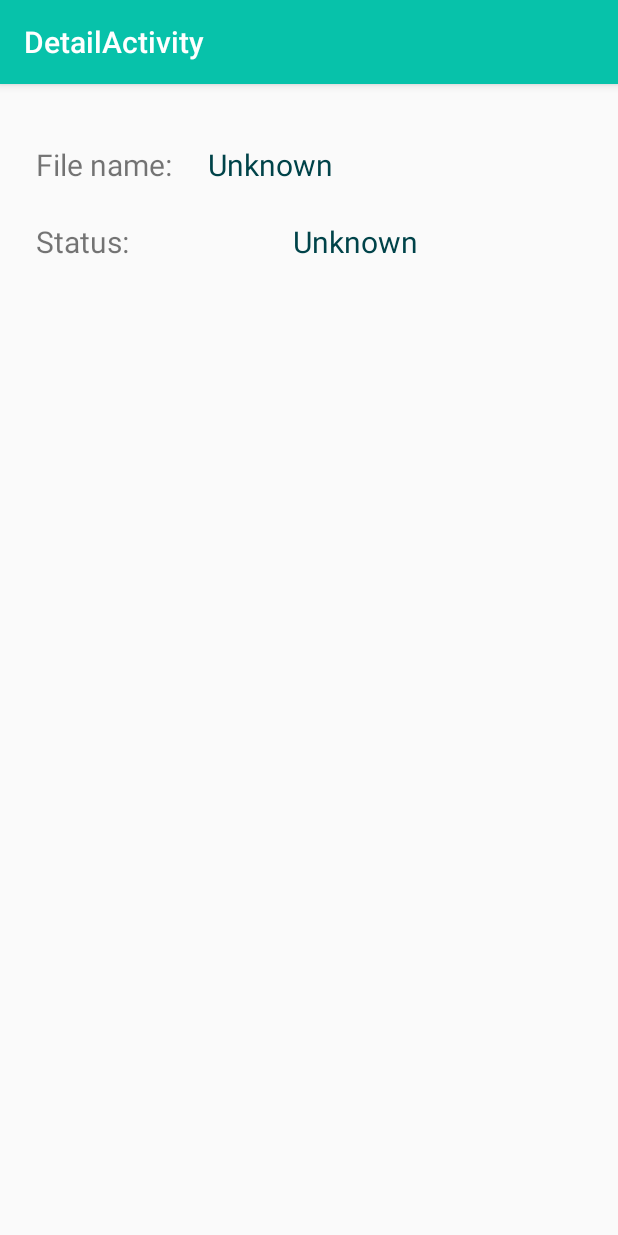
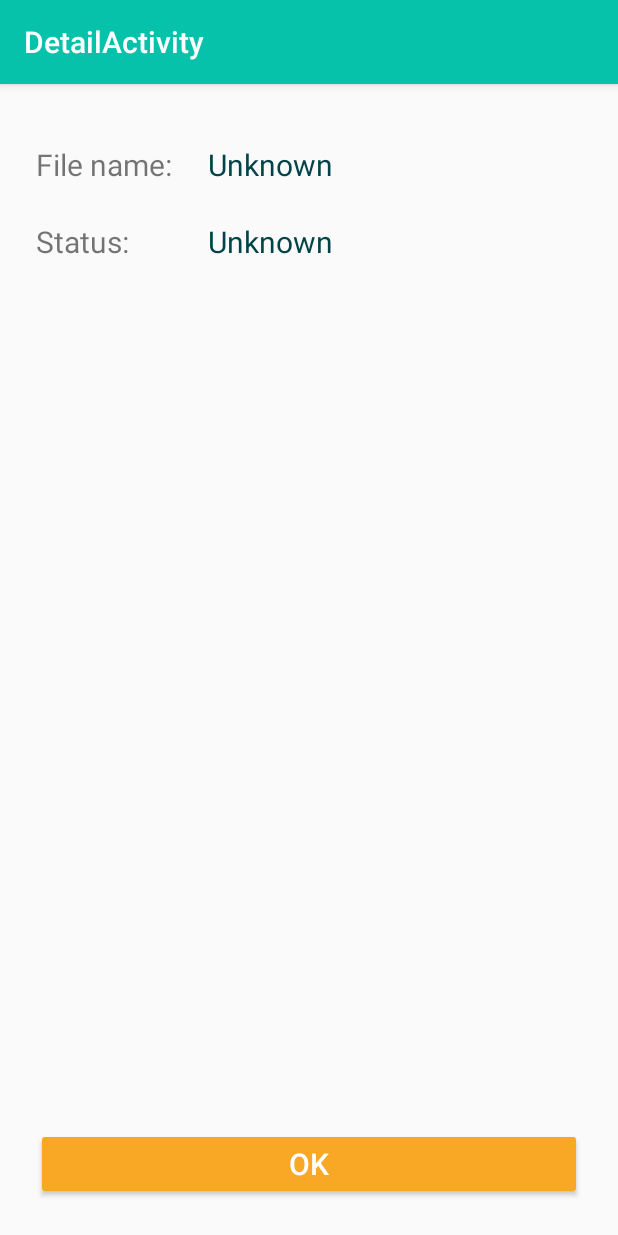
Before and after one commit to aeliusS/LoadApp, an Android app: the DetailActivity screen opened directly, with no data from a screen before it, on a phone screen of 412 x 824 dp. Run offline under Robolectric (Android 15) with nearby library versions, the phone set to English and light mode, and no system bars.

Commit message:
finished up detail screen

```diff
--- a/app/src/main/java/com/udacity/DetailActivity.kt
+++ b/app/src/main/java/com/udacity/DetailActivity.kt
@@ -34,6 +34,11 @@ class DetailActivity : AppCompatActivity() {
         binding.contentDetail.statusText.setTextColor(
             getColor(if (status == "Fail") R.color.red else R.color.colorPrimaryDark)
         )
+
+        binding.contentDetail.buttonOk.setOnClickListener {
+            Log.d("DetailActivity", "Closing detail screen")
+            finish()
+        }
     }
 
     companion object {
--- a/app/src/main/res/layout/content_detail.xml
+++ b/app/src/main/res/layout/content_detail.xml
@@ -1,66 +1,95 @@
 <?xml version="1.0" encoding="utf-8"?>
-<androidx.constraintlayout.widget.ConstraintLayout xmlns:android="http://schemas.android.com/apk/res/android"
+<androidx.core.widget.NestedScrollView xmlns:android="http://schemas.android.com/apk/res/android"
     xmlns:app="http://schemas.android.com/apk/res-auto"
     xmlns:tools="http://schemas.android.com/tools"
     android:layout_width="match_parent"
     android:layout_height="match_parent"
-    android:layout_marginEnd="@dimen/detail_screen_default_margin"
+    android:fillViewport="true"
     app:layout_behavior="@string/appbar_scrolling_view_behavior"
     tools:context=".DetailActivity"
     tools:showIn="@layout/activity_detail">
+
+    <androidx.constraintlayout.widget.ConstraintLayout
+        android:layout_width="match_parent"
+        android:layout_height="match_parent">
+
+        <LinearLayout
+            android:id="@+id/labelLayout"
+            android:layout_width="wrap_content"
+            android:layout_height="0dp"
+            android:layout_marginStart="@dimen/detail_screen_default_margin"
+            android:layout_marginTop="@dimen/detail_screen_top_margin"
+            android:orientation="vertical"
+            app:layout_constraintBottom_toBottomOf="@+id/textLayout"
+            app:layout_constraintStart_toStartOf="parent"
+            app:layout_constraintTop_toTopOf="parent">
 
             <TextView
                 android:id="@+id/fileNameLabel"
                 android:layout_width="wrap_content"
                 android:layout_height="wrap_content"
-        android:layout_marginStart="@dimen/detail_screen_default_margin"
-        android:layout_marginTop="@dimen/detail_screen_top_margin"
                 android:labelFor="@+id/fileNameText"
                 android:text="@string/detail_screen_file_label"
-        android:textSize="@dimen/default_text_size"
-        app:layout_constraintStart_toStartOf="parent"
-        app:layout_constraintTop_toTopOf="parent" />
-
+                android:textSize="@dimen/default_text_size" />
 
             <TextView
-        android:id="@+id/fileNameText"
+                android:id="@+id/statusLabel"
+                android:layout_width="wrap_content"
+                android:layout_height="match_parent"
+                android:gravity="bottom"
+                android:labelFor="@+id/statusText"
+                android:text="@string/detail_screen_status_label"
+                android:textSize="@dimen/default_text_size" />
+
+        </LinearLayout>
+
+        <LinearLayout
+            android:id="@+id/textLayout"
             android:layout_width="0dp"
             android:layout_height="wrap_content"
             android:layout_marginStart="@dimen/detail_screen_default_margin"
             android:layout_marginTop="@dimen/detail_screen_top_margin"
             android:layout_marginEnd="@dimen/detail_screen_default_margin"
+            android:orientation="vertical"
+            app:layout_constraintEnd_toEndOf="parent"
+            app:layout_constraintStart_toEndOf="@+id/labelLayout"
+            app:layout_constraintTop_toTopOf="parent">
+
+            <TextView
+                android:id="@+id/fileNameText"
+                android:layout_width="wrap_content"
+                android:layout_height="wrap_content"
                 android:textColor="@color/colorPrimaryDark"
                 android:textSize="@dimen/default_text_size"
-        app:layout_constraintEnd_toEndOf="parent"
-        app:layout_constraintStart_toEndOf="@+id/fileNameLabel"
-        app:layout_constraintTop_toTopOf="parent"
                 tools:text="LoadApp - Current repository by Udacity" />
-
-    <TextView
-        android:id="@+id/statusLabel"
-        android:layout_width="wrap_content"
-        android:layout_height="wrap_content"
-        android:layout_marginStart="@dimen/detail_screen_default_margin"
-        android:layout_marginTop="24dp"
-        android:labelFor="@+id/statusText"
-        android:text="@string/detail_screen_status_label"
-        android:textSize="@dimen/default_text_size"
-        app:layout_constraintStart_toStartOf="parent"
-        app:layout_constraintTop_toBottomOf="@+id/fileNameText" />
 
             <TextView
                 android:id="@+id/statusText"
                 android:layout_width="wrap_content"
                 android:layout_height="wrap_content"
-        android:layout_marginStart="@dimen/detail_screen_default_margin"
-        android:layout_marginEnd="@dimen/detail_screen_default_margin"
+                android:layout_marginTop="@dimen/detail_screen_default_margin"
                 android:gravity="fill_horizontal"
                 android:textColor="@color/colorPrimaryDark"
                 android:textSize="@dimen/default_text_size"
-        app:layout_constraintBottom_toBottomOf="@+id/statusLabel"
+                tools:text="Success" />
+        </LinearLayout>
+
+        <Button
+            android:id="@+id/buttonOk"
+            android:layout_width="0dp"
+            android:layout_height="wrap_content"
+            android:layout_marginStart="@dimen/detail_screen_default_margin"
+            android:layout_marginEnd="@dimen/detail_screen_default_margin"
+            android:layout_marginBottom="@dimen/detail_screen_default_margin"
+            android:backgroundTint="?attr/colorAccent"
+            android:text="@string/detail_screen_ok_button"
+            android:textColor="@color/white"
+            android:textSize="@dimen/default_text_size"
+            app:layout_constraintBottom_toBottomOf="parent"
             app:layout_constraintEnd_toEndOf="parent"
-        app:layout_constraintStart_toEndOf="@+id/statusLabel"
-        tools:text="Success" />
+            app:layout_constraintStart_toStartOf="parent" />
 
 
     </androidx.constraintlayout.widget.ConstraintLayout>
+
+</androidx.core.widget.NestedScrollView>
--- a/app/src/main/res/layout/content_main.xml
+++ b/app/src/main/res/layout/content_main.xml
@@ -28,7 +28,7 @@
                 android:layout_width="wrap_content"
                 android:layout_height="wrap_content"
                 android:layout_gravity="center"
-                android:contentDescription="@string/cloud_download_image_decription"
+                android:contentDescription="@string/cloud_download_image_description"
                 app:srcCompat="@drawable/ic_cloud_download_200dp"
                 app:tint="@color/purple" />
         </FrameLayout>
@@ -74,9 +74,9 @@
             android:layout_height="60dp"
             android:layout_margin="20dp"
             android:contentDescription="@string/button_download"
-            app:baseButtonColor="@color/colorPrimary"
-            app:widthLoadingColor="@color/colorPrimaryDark"
-            app:loadingCircleColor="@color/colorAccent"
+            app:baseButtonColor="?attr/colorPrimary"
+            app:widthLoadingColor="?attr/colorPrimaryDark"
+            app:loadingCircleColor="?attr/colorAccent"
             app:textColor="@color/white"
             app:layout_constraintBottom_toBottomOf="parent"
             app:layout_constraintEnd_toEndOf="parent"
--- a/app/src/main/res/values/strings.xml
+++ b/app/src/main/res/values/strings.xml
@@ -1,4 +1,4 @@
-<resources xmlns:tools="http://schemas.android.com/tools">
+<resources>
     <string name="app_name">LoadApp</string>
     <string name="app_description">Download files from Internet</string>
     <string name="action_settings">Settings</string>
@@ -13,7 +13,7 @@
     <string name="button_download">Download</string>
     <string name="button_loading">We are loading </string>
     <string name="title_activity_detail">DetailActivity</string>
-    <string name="cloud_download_image_decription">Cloud Download Image</string>
+    <string name="cloud_download_image_description">Cloud Download Image</string>
 
     <string name="glide_radio_option">Glide - Image Loading Library by BumpTech</string>
     <string name="load_app_radio_option">LoadApp - Current repository by Udacity</string>
@@ -32,4 +32,5 @@
 
     <string name="detail_screen_file_label">File name:</string>
     <string name="detail_screen_status_label">Status:</string>
+    <string name="detail_screen_ok_button">OK</string>
 </resources>
```
Lines whose indentation alone changed are shown as unchanged.
